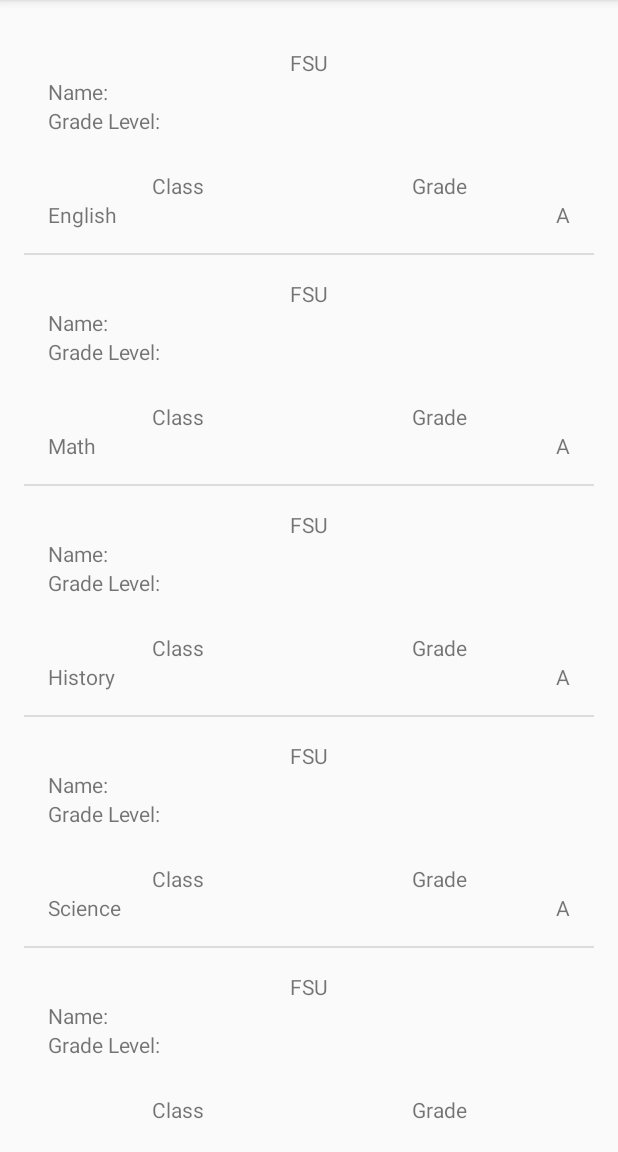
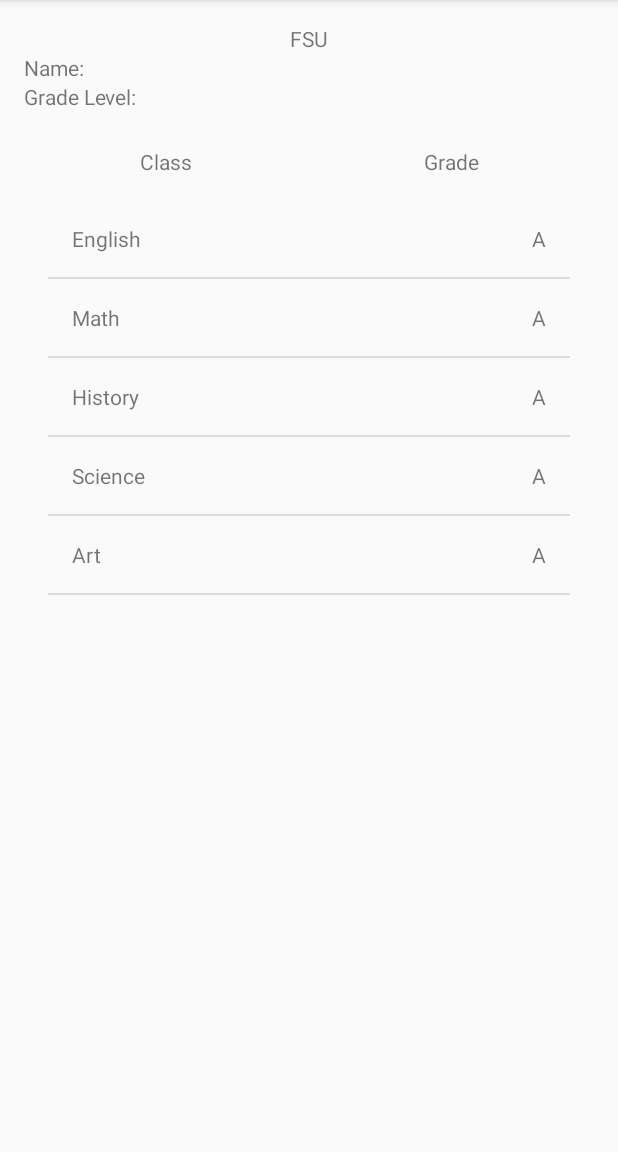
Before and after one commit to davej33/ReportCard, an Android app: the ReportCard screen opened directly, with no data from a screen before it, on a phone screen of 412 x 824 dp, the part 84-1236 px from its top. Run offline under Robolectric (Android 15) with nearby library versions, the phone set to English and light mode, and no system bars.

Commit message:
basic functionality achieved. need to centralize to single class

```diff
--- a/app/src/main/res/layout/list_item.xml
+++ b/app/src/main/res/layout/list_item.xml
@@ -8,41 +8,6 @@
     android:orientation="vertical"
     android:padding="16dp">
 
-    <TextView
-        android:layout_width="match_parent"
-        android:layout_height="wrap_content"
-        android:text="FSU"
-        android:gravity="center_horizontal"/>
-
-    <TextView
-        android:layout_width="wrap_content"
-        android:layout_height="wrap_content"
-        android:text="Name:"/>
-    <TextView
-        android:layout_width="wrap_content"
-        android:layout_height="wrap_content"
-        android:text="Grade Level:"/>
-
-    <LinearLayout
-        android:layout_width="match_parent"
-        android:layout_height="wrap_content"
-        android:paddingTop="24dp">
-
-        <TextView
-            android:layout_weight="1"
-            android:layout_width="0dp"
-            android:layout_height="wrap_content"
-            android:text="Class"
-            android:gravity="center_horizontal"/>
-
-        <TextView
-            android:layout_weight="1"
-            android:layout_width="0dp"
-            android:layout_height="wrap_content"
-            android:text="Grade"
-            android:gravity="center_horizontal"
-            />
-    </LinearLayout>
 
     <LinearLayout
         android:layout_width="match_parent"
--- a/app/src/main/res/layout/view_report.xml
+++ b/app/src/main/res/layout/view_report.xml
@@ -1,3 +1,48 @@
+<?xml version="1.0" encoding="utf-8"?>
+
+<LinearLayout xmlns:android="http://schemas.android.com/apk/res/android"
+    xmlns:tools="http://schemas.android.com/tools"
+    android:layout_width="match_parent"
+    android:layout_height="match_parent"
+    android:orientation="vertical"
+    android:padding="16dp">
+
+    <TextView
+        android:layout_width="match_parent"
+        android:layout_height="wrap_content"
+        android:gravity="center_horizontal"
+        android:text="FSU" />
+
+    <TextView
+        android:layout_width="wrap_content"
+        android:layout_height="wrap_content"
+        android:text="Name:" />
+
+    <TextView
+        android:layout_width="wrap_content"
+        android:layout_height="wrap_content"
+        android:text="Grade Level:" />
+
+    <LinearLayout
+        android:layout_width="match_parent"
+        android:layout_height="wrap_content"
+        android:paddingTop="24dp">
+
+        <TextView
+            android:layout_width="0dp"
+            android:layout_height="wrap_content"
+            android:layout_weight="1"
+            android:gravity="center_horizontal"
+            android:text="Class" />
+
+        <TextView
+            android:layout_width="0dp"
+            android:layout_height="wrap_content"
+            android:layout_weight="1"
+            android:gravity="center_horizontal"
+            android:text="Grade" />
+    </LinearLayout>
+
     <ListView xmlns:android="http://schemas.android.com/apk/res/android"
         xmlns:tools="http://schemas.android.com/tools"
         android:id="@+id/view_report"
@@ -8,3 +53,4 @@
         android:paddingLeft="@dimen/activity_horizontal_margin"
         android:paddingRight="@dimen/activity_horizontal_margin"
         android:paddingTop="@dimen/activity_vertical_margin" />
+</LinearLayout>
```
Lines whose indentation alone changed are shown as unchanged.
